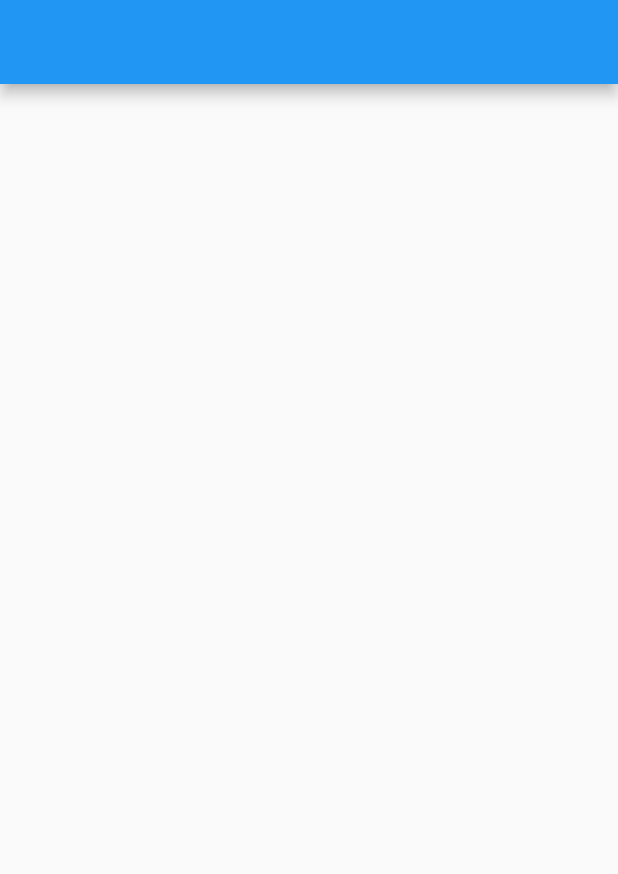
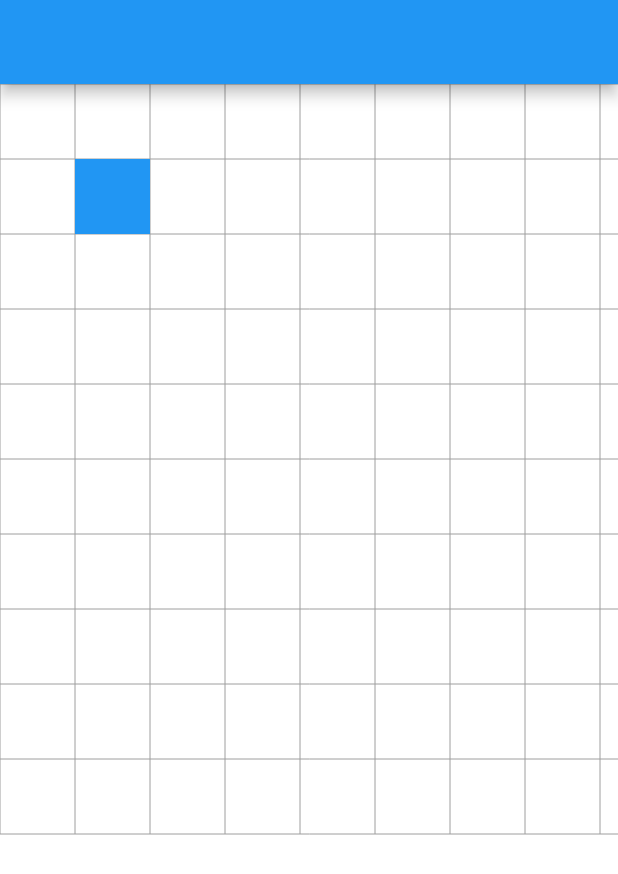
Before and after one commit to kd224/battle-ships, a Flutter app: the screen it shows after launch, on a phone screen of 412 x 824 dp. Shown: the top 874 px of the screen. Run offline on Flutter 3.47's test engine with Material 2 defaults, Android fonts, the light colour scheme and no system bars.

Commit message:
feat: add grid and first ship

```diff
--- a/lib/main.dart
+++ b/lib/main.dart
@@ -14,7 +14,7 @@ class MyApp extends StatelessWidget {
       theme: ThemeData(
         primarySwatch: Colors.blue,
       ),
-      home: const PlayScreen()
+      home: const PlayScreen( )
     );
   }
 }
--- a/lib/screens/play_screen.dart
+++ b/lib/screens/play_screen.dart
@@ -1,12 +1,54 @@
+import 'package:battle_ships/widgets/grid_painter.dart';
+import 'package:battle_ships/widgets/ship_painter.dart';
 import 'package:flutter/material.dart';
 
-class PlayScreen extends StatelessWidget {
+class PlayScreen extends StatefulWidget {
   const PlayScreen({Key? key}) : super(key: key);
+
+  @override
+  State<PlayScreen> createState() => _PlayScreenState();
+}
+
+class _PlayScreenState extends State<PlayScreen> {
+  bool _isClicked = false;
+  double x = 75;
+  double y = 75;
 
   @override
   Widget build(BuildContext context) {
     return Scaffold(
       appBar: AppBar(),
+      body: GestureDetector(
+        onPanStart: (details) {
+          setState(() {
+            _isClicked = true;
+            x = details.localPosition.dx;
+            y = details.localPosition.dy;
+          });
+        },
+        onPanEnd: (details) {
+          setState(() {
+            _isClicked = false;
+          });
+        },
+        onPanUpdate: (details) {
+          if (_isClicked) {
+            setState(() {
+              x += details.delta.dx;
+              y += details.delta.dy;
+            });
+          }
+        },
+        child: Container(
+          width: MediaQuery.of(context).size.width,
+          height: MediaQuery.of(context).size.height,
+          color: Colors.white,
+          child: CustomPaint(
+            painter: MyGridPainter(),
+            foregroundPainter: ShipPainter(x, y),
+          ),
+        ),
+      ),
     );
   }
 }
--- /dev/null
+++ b/lib/widgets/ship_painter.dart
@@ -0,0 +1,23 @@
+import 'package:flutter/material.dart';
+
+class ShipPainter extends CustomPainter {
+  final double xAxis;
+  final double yAxis;
+
+  ShipPainter(this.xAxis, this.yAxis);
+
+  @override
+  void paint(Canvas canvas, Size size) {
+    canvas.drawRect(
+      Rect.fromCenter(
+        center: Offset(xAxis, yAxis),
+        width: 50,
+        height: 50,
+      ),
+      Paint()..color = Colors.blue,
+    );
+  }
+
+  @override
+  bool shouldRepaint(covariant CustomPainter oldDelegate) => true;
+}
```
Also changed, not shown: lib/widgets/grid_painter.dart (added, +22 -0 lines).
